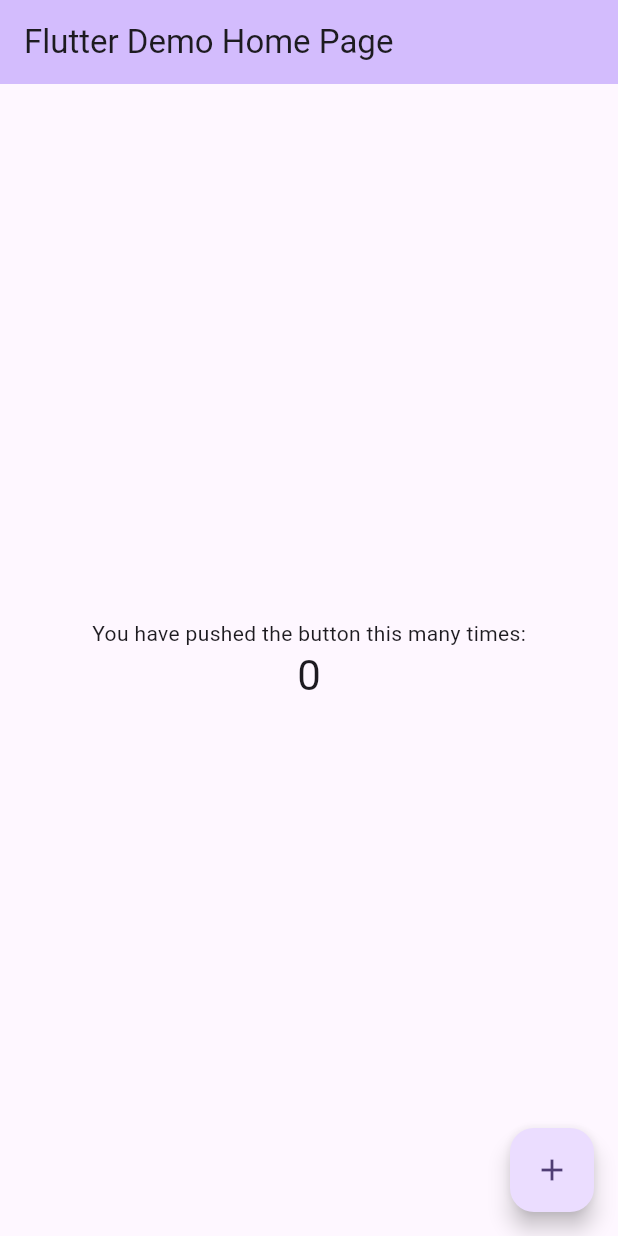
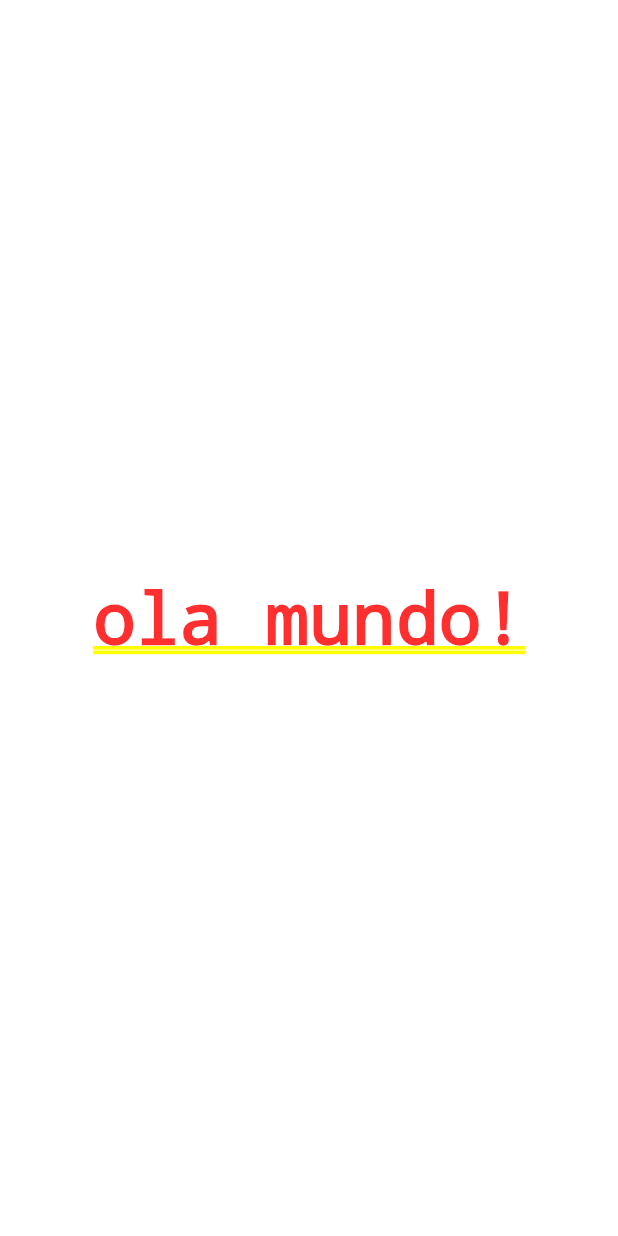
Before and after one commit to ojcarlos/i_am_rich, a Flutter app: the screen it shows after launch, on a phone screen of 412 x 824 dp. Run offline on Flutter 3.47's test engine with Material 3 defaults, Android fonts, the phone set to English and light mode, and no system bars.

Commit message:
initial point

```diff
--- a/lib/main.dart
+++ b/lib/main.dart
@@ -1,125 +1,11 @@
 import 'package:flutter/material.dart';
 
 void main() {
-  runApp(const MyApp());
+  runApp(
+    const MaterialApp(
+      home: Center(
+        child: Text("ola mundo!"),
+      ),
+    ),
+  );
 }
-
-class MyApp extends StatelessWidget {
-  const MyApp({super.key});
-
-  // This widget is the root of your application.
-  @override
-  Widget build(BuildContext context) {
-    return MaterialApp(
-      title: 'Flutter Demo',
-      theme: ThemeData(
-        // This is the theme of your application.
-        //
-        // TRY THIS: Try running your application with "flutter run". You'll see
-        // the application has a purple toolbar. Then, without quitting the app,
-        // try changing the seedColor in the colorScheme below to Colors.green
-        // and then invoke "hot reload" (save your changes or press the "hot
-        // reload" button in a Flutter-supported IDE, or press "r" if you used
-        // the command line to start the app).
-        //
-        // Notice that the counter didn't reset back to zero; the application
-        // state is not lost during the reload. To reset the state, use hot
-        // restart instead.
-        //
-        // This works for code too, not just values: Most code changes can be
-        // tested with just a hot reload.
-        colorScheme: ColorScheme.fromSeed(seedColor: Colors.deepPurple),
-        useMaterial3: true,
-      ),
-      home: const MyHomePage(title: 'Flutter Demo Home Page'),
-    );
-  }
-}
-
-class MyHomePage extends StatefulWidget {
-  const MyHomePage({super.key, required this.title});
-
-  // This widget is the home page of your application. It is stateful, meaning
-  // that it has a State object (defined below) that contains fields that affect
-  // how it looks.
-
-  // This class is the configuration for the state. It holds the values (in this
-  // case the title) provided by the parent (in this case the App widget) and
-  // used by the build method of the State. Fields in a Widget subclass are
-  // always marked "final".
-
-  final String title;
-
-  @override
-  State<MyHomePage> createState() => _MyHomePageState();
-}
-
-class _MyHomePageState extends State<MyHomePage> {
-  int _counter = 0;
-
-  void _incrementCounter() {
-    setState(() {
-      // This call to setState tells the Flutter framework that something has
-      // changed in this State, which causes it to rerun the build method below
-      // so that the display can reflect the updated values. If we changed
-      // _counter without calling setState(), then the build method would not be
-      // called again, and so nothing would appear to happen.
-      _counter++;
-    });
-  }
-
-  @override
-  Widget build(BuildContext context) {
-    // This method is rerun every time setState is called, for instance as done
-    // by the _incrementCounter method above.
-    //
-    // The Flutter framework has been optimized to make rerunning build methods
-    // fast, so that you can just rebuild anything that needs updating rather
-    // than having to individually change instances of widgets.
-    return Scaffold(
-      appBar: AppBar(
-        // TRY THIS: Try changing the color here to a specific color (to
-        // Colors.amber, perhaps?) and trigger a hot reload to see the AppBar
-        // change color while the other colors stay the same.
-        backgroundColor: Theme.of(context).colorScheme.inversePrimary,
-        // Here we take the value from the MyHomePage object that was created by
-        // the App.build method, and use it to set our appbar title.
-        title: Text(widget.title),
-      ),
-      body: Center(
-        // Center is a layout widget. It takes a single child and positions it
-        // in the middle of the parent.
-        child: Column(
-          // Column is also a layout widget. It takes a list of children and
-          // arranges them vertically. By default, it sizes itself to fit its
-          // children horizontally, and tries to be as tall as its parent.
-          //
-          // Column has various properties to control how it sizes itself and
-          // how it positions its children. Here we use mainAxisAlignment to
-          // center the children vertically; the main axis here is the vertical
-          // axis because Columns are vertical (the cross axis would be
-          // horizontal).
-          //
-          // TRY THIS: Invoke "debug painting" (choose the "Toggle Debug Paint"
-          // action in the IDE, or press "p" in the console), to see the
-          // wireframe for each widget.
-          mainAxisAlignment: MainAxisAlignment.center,
-          children: <Widget>[
-            const Text(
-              'You have pushed the button this many times:',
-            ),
-            Text(
-              '$_counter',
-              style: Theme.of(context).textTheme.headlineMedium,
-            ),
-          ],
-        ),
-      ),
-      floatingActionButton: FloatingActionButton(
-        onPressed: _incrementCounter,
-        tooltip: 'Increment',
-        child: const Icon(Icons.add),
-      ), // This trailing comma makes auto-formatting nicer for build methods.
-    );
-  }
-}
```
Also changed, not shown: 1 other file.
